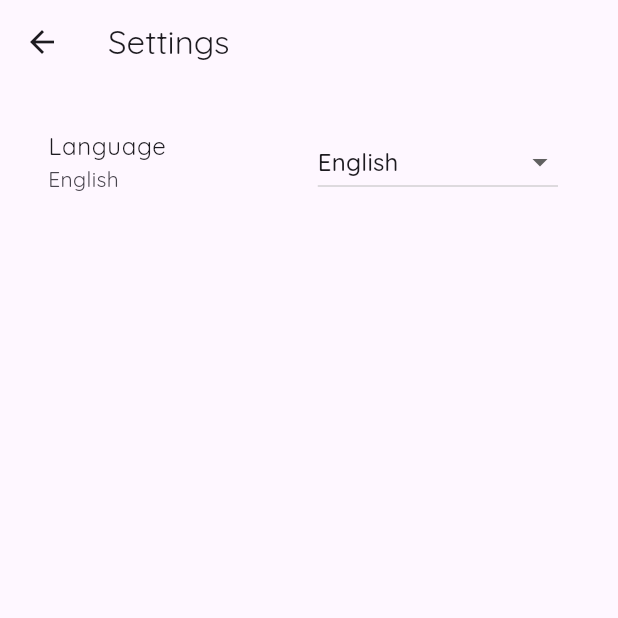
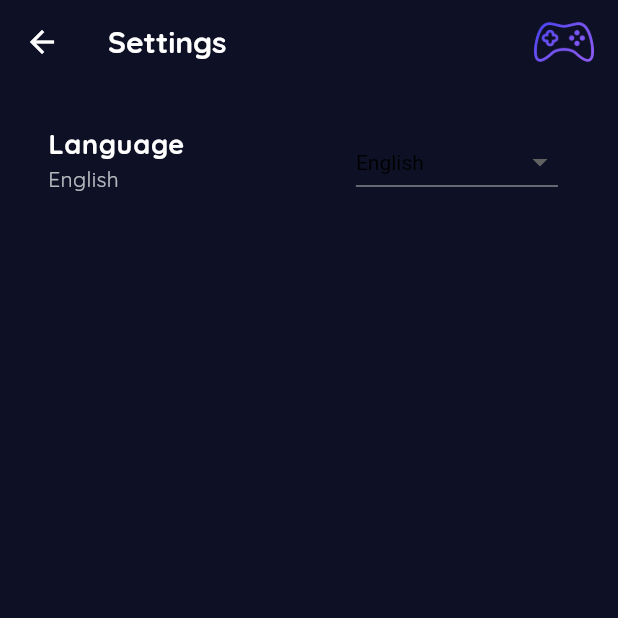
Before and after one commit to FernandoAntonius/ProyekPAB1, a Flutter app: the SettingsScreen screen opened directly, on a phone screen of 412 x 824 dp, the top half of it. Run offline on Flutter 3.47's test engine with Material 3 defaults, Android fonts, the phone set to English and light mode, and no system bars; our stand-ins replace cached_network_image, cloud_firestore, firebase_auth, firebase_core, geolocator, shared_preferences; missing offline and left inert: encrypt; accounts and stored records are empty.

Commit message:
UI SETTINGS

```diff
--- a/gamepedia/lib/screens/setting_screen.dart
+++ b/gamepedia/lib/screens/setting_screen.dart
@@ -39,15 +39,60 @@ class SettingsScreen extends StatelessWidget {
     };
 
     return Scaffold(
-      appBar: AppBar(title: Text(loc.settings)),
+      backgroundColor: const Color(0xFF0E1126),
+      appBar: AppBar(
+        backgroundColor: const Color(0xFF0E1126),
+        elevation: 0,
+        title: Text(
+          loc.settings,
+          style: const TextStyle(
+            color: Color.fromARGB(255, 255, 255, 255),
+            fontSize: 20,
+            fontWeight: FontWeight.bold,
+            fontFamily: 'Quicksand',
+          ),
+        ),
+        leading: IconButton(
+          onPressed: () => Navigator.pop(context),
+          icon: const Icon(Icons.arrow_back, color: Colors.white),
+        ),
+        actions: [
+          Padding(
+            padding: const EdgeInsets.only(right: 16),
+            child: ShaderMask(
+              shaderCallback: (bounds) => const LinearGradient(
+                colors: [
+                  Color(0xFF3A3FF2),
+                  Color(0xFF7754F4),
+                  Color(0xFF965FF5),
+                ],
+                begin: Alignment.topLeft,
+                end: Alignment.bottomRight,
+              ).createShader(bounds),
+              child: Image.asset(
+                'images/console.png',
+                height: 40,
+                width: 40,
+                color: Colors.white,
+              ),
+            ),
+          ),
+        ],
+      ),
       body: Padding(
         padding: const EdgeInsets.all(16.0),
         child: ListTile(
-          title: Text(loc.language),
+          title: Text(
+            loc.language,
+            style: const TextStyle(color: Colors.white, fontSize: 18, fontWeight: FontWeight.bold),
+            ),
           subtitle: Text(
             languageNames[currentLocale.languageCode] ?? loc.unknownLanguage,
+            style: const TextStyle(color: Colors.white70, fontSize: 14),
           ),
           trailing: DropdownButton<Locale>(
+            dropdownColor: const Color.fromARGB(255, 255, 255, 255),
+            style: const TextStyle(color: Colors.black, fontSize: 14),
             value: currentLocale,
             items: supportedLanguages.entries.map((entry) {
               return DropdownMenuItem<Locale>(
```
